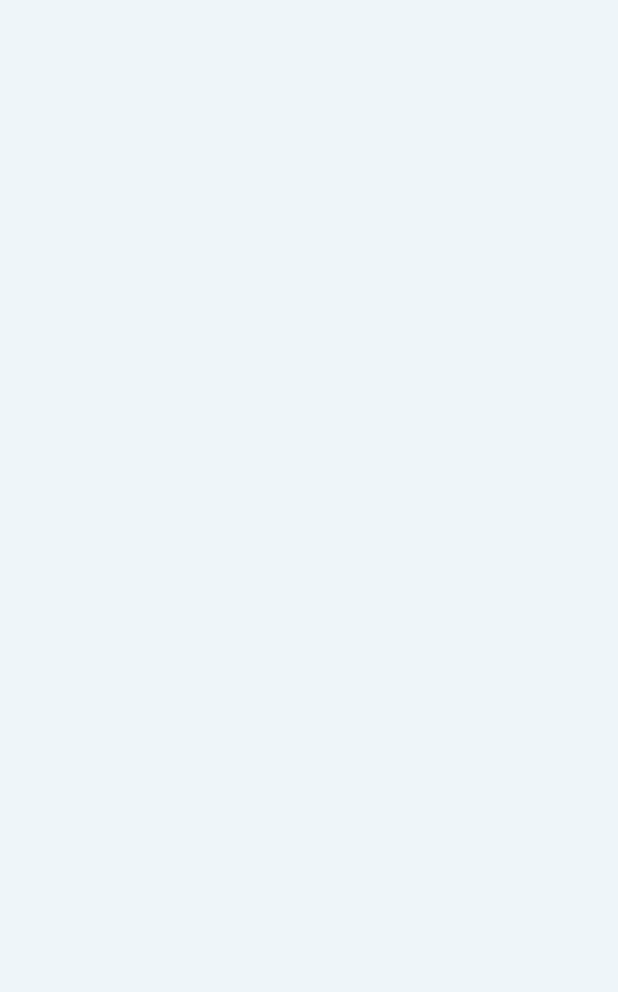
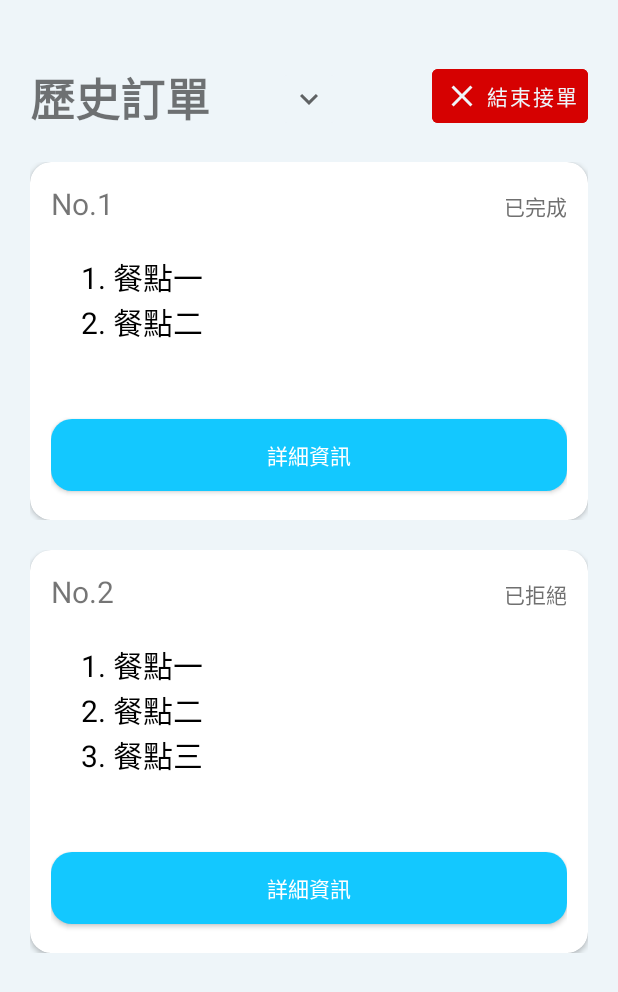
Before and after one commit to ADSFAaron/Zaber, an Android app: the HistoryOrderActivity screen opened directly, with no data from a screen before it, on a phone screen of 412 x 824 dp. Before the commit the part shown is empty. Shown: the top 992 px of the screen. Run offline under Robolectric (Android 15) with nearby library versions, the phone set to English and light mode, and no system bars.

Commit message:
[Feature] Add HistoryOrder Content

```diff
--- a/app/build.gradle
+++ b/app/build.gradle
@@ -29,11 +29,9 @@ android {
 
 dependencies {
     implementation platform('com.google.firebase:firebase-bom:29.0.3')
-    implementation 'com.google.firebase:firebase-database:19.6.0'
+    implementation 'com.google.firebase:firebase-database:20.0.3'
     implementation 'com.google.firebase:firebase-analytics'
-    implementation 'androidx.constraintlayout:constraintlayout:2.0.4'
-
-
+    implementation 'androidx.constraintlayout:constraintlayout:2.1.2'
     implementation 'androidx.appcompat:appcompat:1.4.0'
     implementation 'com.google.android.material:material:1.4.0'
     implementation 'androidx.constraintlayout:constraintlayout:2.1.2'
--- a/app/src/main/java/com/example/zaber/CustomerInformation.java
+++ b/app/src/main/java/com/example/zaber/CustomerInformation.java
@@ -6,15 +6,15 @@ public class CustomerInformation {
 
     private String customerEmail;
     private String customerPassword;
-    private ArrayList<String> merchandise=new ArrayList<String>(); //add items
+    private ArrayList<String> merchandise = new ArrayList<>(); //add items
     private String orderStatus; //false or store
     private String money;
     private String number;
 
     public CustomerInformation() {
-        orderStatus="false";
-        money="0";
-        number="0";
+        orderStatus = "false";
+        money = "0";
+        number = "0";
     }
 
     // created getter and setter methods
@@ -22,6 +22,7 @@ public class CustomerInformation {
     public String getCustomerEmail() {
         return customerEmail;
     }
+
     public void setCustomerEmail(String customerEmail) {
         this.customerEmail = customerEmail;
     }
@@ -29,11 +30,15 @@ public class CustomerInformation {
     public String getCustomerPassword() {
         return customerPassword;
     }
-    public void setCustomerPassword(String customerPassword) { this.customerPassword = customerPassword; }
+
+    public void setCustomerPassword(String customerPassword) {
+        this.customerPassword = customerPassword;
+    }
 
     public String getorderStatus() {
         return orderStatus;
     }
+
     public void setorderStatus(String val) {
         this.orderStatus = val;
     }
@@ -41,9 +46,11 @@ public class CustomerInformation {
     public void addSingleItem(String item) {
         this.merchandise.add(item);
     }
+
     public void setMerchandise(ArrayList<String> all) {
-        this.merchandise=all;
+        this.merchandise = all;
     }
+
     public ArrayList<String> getMerchandise() {
         return this.merchandise;
     }
@@ -51,15 +58,20 @@ public class CustomerInformation {
     public Integer getMoney() {
         return Integer.parseInt(money);
     }
+
     public void addMoney(Integer val) {
-        Integer total=Integer.parseInt(this.money) + val;
-        this.money=Integer.toString(total);
+        Integer total = Integer.parseInt(this.money) + val;
+        this.money = Integer.toString(total);
     }
-    public void setMoney(Integer val) { this.money = Integer.toString(val); }
+
+    public void setMoney(Integer val) {
+        this.money = Integer.toString(val);
+    }
 
     public Integer getNumber() {
         return Integer.parseInt(number);
     }
+
     public void setNumber(Integer val) {
         this.number = Integer.toString(val);
     }
--- a/app/src/main/java/com/example/zaber/HistoryOrderActivity.java
+++ b/app/src/main/java/com/example/zaber/HistoryOrderActivity.java
@@ -1,14 +1,51 @@
 package com.example.zaber;
 
 import androidx.appcompat.app.AppCompatActivity;
+import androidx.recyclerview.widget.LinearLayoutManager;
+import androidx.recyclerview.widget.RecyclerView;
 
 import android.os.Bundle;
+import android.view.View;
+import android.widget.Button;
+import android.widget.ImageButton;
+
+import java.util.ArrayList;
+import java.util.Calendar;
+import java.util.Date;
+import java.util.TimeZone;
 
 public class HistoryOrderActivity extends AppCompatActivity {
+
+    RecyclerView historyRecyclerView;
+    Button store_online_close;
+    ImageButton change_page;
 
     @Override
     protected void onCreate(Bundle savedInstanceState) {
         super.onCreate(savedInstanceState);
         setContentView(R.layout.activity_history_order);
+
+        // Get Layout ID
+        store_online_close = findViewById(R.id.store_online_close);
+        change_page = findViewById(R.id.change_page);
+        historyRecyclerView = findViewById(R.id.order_history_recyclerview);
+
+        store_online_close.setOnClickListener(view -> finish());
+
+        ArrayList<Order> orders = new ArrayList<>();
+        Calendar cal = Calendar.getInstance(TimeZone.getTimeZone("GMT+8:00"));
+        Date currentLocalTime = cal.getTime();
+        String[] tmp1 = {"餐點一", "餐點二"};
+        String[] tmp2 = {"無", "無"};
+        orders.add(new Order(1, "我是誰", tmp1, tmp2, 200,
+                currentLocalTime, OrderStatus.Finish));
+        orders.add(new Order(2, "測試人員", new String[]{"餐點一", "餐點二", "餐點三"}, new String[]{"", "", ""}, 300,
+                currentLocalTime, OrderStatus.Decline));
+
+        System.out.println(orders);
+
+        HistoryOrderAdapter historyOrderAdapter = new HistoryOrderAdapter(this, orders);
+        historyRecyclerView.setAdapter(historyOrderAdapter);
+        historyRecyclerView.setLayoutManager(new LinearLayoutManager(this));
     }
 }
--- /dev/null
+++ b/app/src/main/java/com/example/zaber/HistoryOrderAdapter.java
@@ -0,0 +1,105 @@
+package com.example.zaber;
+
+import android.content.Context;
+import android.view.LayoutInflater;
+import android.view.View;
+import android.view.ViewGroup;
+import android.widget.TextView;
+
+import androidx.annotation.NonNull;
+import androidx.appcompat.widget.AppCompatButton;
+import androidx.recyclerview.widget.RecyclerView;
+
+import java.util.ArrayList;
+
+public class HistoryOrderAdapter extends RecyclerView.Adapter<HistoryOrderAdapter.HistoryOrderViewHolder> {
+
+    ArrayList<Order> orderItems;
+    Context context;
+
+    public HistoryOrderAdapter(Context context, ArrayList<Order> orderItems) {
+        this.orderItems = orderItems;
+        this.context = context;
+    }
+
+    @NonNull
+    @Override
+    public HistoryOrderViewHolder onCreateViewHolder(@NonNull ViewGroup parent, int viewType) {
+        LayoutInflater inflater = LayoutInflater.from(context);
+        View view = inflater.inflate(R.layout.history_order_row, parent, false);
+        return new HistoryOrderAdapter.HistoryOrderViewHolder(view).linkAdapter(this);
+    }
+
+    @Override
+    public void onBindViewHolder(@NonNull HistoryOrderViewHolder holder, int position) {
+
+        Order order = orderItems.get(position);
+        StringBuilder orderText = new StringBuilder();
+        String showNo = "No." + order.no;
+        String[] orderItem = order.items;
+        for (int i = 0, orderItemLength = orderItem.length; i < orderItemLength; i++) {
+            String s = orderItem[i];
+            orderText.append(i + 1).append(". ").append(s).append("\n");
+        }
+
+        // Setting row item status
+        holder.order_no.setText(showNo);
+        holder.order_status.setText(currentStatus2String(order.status));
+        holder.order_item.setText(orderText.toString());
+    }
+
+    public String currentStatus2String(OrderStatus status) {
+        String result;
+        switch (status) {
+            case New:
+                result = "新訂單";
+                break;
+            case Finish:
+                result = "已完成";
+                break;
+            case Decline:
+                result = "已拒絕";
+                break;
+            case Preparing:
+                result = "製作中";
+                break;
+            default:
+                result = "無狀態";
+                break;
+        }
+
+        return result;
+    }
+
+    @Override
+    public int getItemCount() {
+        return orderItems.size();
+    }
+
+
+    public class HistoryOrderViewHolder extends RecyclerView.ViewHolder {
+
+        AppCompatButton order_detail;
+        TextView order_item, order_no, order_status;
+        private HistoryOrderAdapter adapter;
+
+        public HistoryOrderViewHolder(@NonNull View itemView) {
+            super(itemView);
+
+            // Get Row Elements ID
+            order_detail = itemView.findViewById(R.id.order_detail);
+            order_item = itemView.findViewById(R.id.order_item);
+            order_no = itemView.findViewById(R.id.order_no);
+            order_status = itemView.findViewById(R.id.order_status);
+
+            order_detail.setOnClickListener(view -> {
+
+            });
+        }
+
+        public HistoryOrderAdapter.HistoryOrderViewHolder linkAdapter(HistoryOrderAdapter adapter) {
+            this.adapter = adapter;
+            return this;
+        }
+    }
+}
--- a/app/src/main/java/com/example/zaber/LoginActivity.java
+++ b/app/src/main/java/com/example/zaber/LoginActivity.java
@@ -32,8 +32,8 @@ public class LoginActivity extends AppCompatActivity {
     TextView loginTab, registerTab;
     TextInputEditText email, password;
     Button login_btn;
-    Bundle bundle=new Bundle();
-    CustomerInformation CustomerInfo=new CustomerInformation();
+    Bundle bundle = new Bundle();
+    CustomerInformation CustomerInfo = new CustomerInformation();
 
     @Override
     protected void onCreate(Bundle savedInstanceState) {
@@ -60,9 +60,10 @@ public class LoginActivity extends AppCompatActivity {
                 System.out.println("Customer Account");
                 CustomerInfo.setCustomerEmail(email.getEditableText().toString());
                 CustomerInfo.setCustomerPassword(password.getEditableText().toString());
-                intent = new Intent(LoginActivity.this, CustomerActivity.class);
+//                intent = new Intent(LoginActivity.this, CustomerActivity.class);
+                intent = new Intent(LoginActivity.this, StoreHomeActivity.class);
                 logins();
-                intent.putExtra("bundle",bundle);
+                intent.putExtra("bundle", bundle);
                 startActivity(intent);
                 finish();
                 // Switch Account
@@ -85,30 +86,31 @@ public class LoginActivity extends AppCompatActivity {
 //                    System.out.println("Error Account : " + mail);
 //                }
 
-            }
-            else{
+            } else {
                 Toast.makeText(LoginActivity.this, "Can place Empty!!!", Toast.LENGTH_SHORT).show();
             }
 
         });
     }
-//    Log.i("customerEmail.........", dataSnapshot.child("customerEmail").getValue(String.class));
+
+    //    Log.i("customerEmail.........", dataSnapshot.child("customerEmail").getValue(String.class));
 //    if(CustomerInfo.getCustomerEmail().equals(dataSnapshot.child("customerEmail").getValue(String.class)))
 //        Toast.makeText(LoginActivity.this, "already exist", Toast.LENGTH_SHORT).show();
 //    else
 //        transitions();
-    private void addDatatoFirebase(){
-        String emailName=CustomerInfo.getCustomerEmail();
-        if(CustomerInfo.getCustomerEmail().indexOf(".")!=-1)
-            emailName=CustomerInfo.getCustomerEmail().substring(0,CustomerInfo.getCustomerEmail().indexOf("."));
+    private void addDatatoFirebase() {
+        String emailName = CustomerInfo.getCustomerEmail();
+        if (CustomerInfo.getCustomerEmail().indexOf(".") != -1)
+            emailName = CustomerInfo.getCustomerEmail().substring(0, CustomerInfo.getCustomerEmail().indexOf("."));
         System.out.println("Account verify : " + emailName);
         DatabaseReference root = FirebaseDatabase.getInstance().getReference();
-        DatabaseReference targetRef=root.child("users").child(emailName);
+        DatabaseReference targetRef = root.child("users").child(emailName);
         targetRef.addValueEventListener(new ValueEventListener() {
             @Override
             public void onDataChange(DataSnapshot dataSnapshot) {
                 logins();
             }
+
             @Override
             public void onCancelled(DatabaseError databaseError) {
                 Log.w("TAG", "onCancelled", databaseError.toException());
@@ -116,15 +118,15 @@ public class LoginActivity extends AppCompatActivity {
         });
     }
 
-    public void logins(){
+    public void logins() {
 //        DatabaseReference root = FirebaseDatabase.getInstance().getReference();
 //        root.child("users").child(CustomerInfo.getCustomerEmail()).setValue(CustomerInfo);
-        bundle.putString("email",CustomerInfo.getCustomerEmail());
-        bundle.putString("pwd",CustomerInfo.getCustomerPassword());
-        bundle.putString("orderstatus",CustomerInfo.getorderStatus());
-        bundle.putStringArrayList("merchandise",CustomerInfo.getMerchandise());
-        bundle.putString("money",CustomerInfo.getMoney().toString());
-        bundle.putStringArrayList("singleItemALL",new ArrayList<String>());
+        bundle.putString("email", CustomerInfo.getCustomerEmail());
+        bundle.putString("pwd", CustomerInfo.getCustomerPassword());
+        bundle.putString("orderstatus", CustomerInfo.getorderStatus());
+        bundle.putStringArrayList("merchandise", CustomerInfo.getMerchandise());
+        bundle.putString("money", CustomerInfo.getMoney().toString());
+        bundle.putStringArrayList("singleItemALL", new ArrayList<String>());
     }
 
 
--- /dev/null
+++ b/app/src/main/java/com/example/zaber/Order.java
@@ -0,0 +1,24 @@
+package com.example.zaber;
+
+import java.util.Date;
+
+public class Order {
+
+    int no;                 // 訂單編號
+    String user;            // 確認是哪個使用者訂的
+    String[] items;         // 餐點名稱
+    String[] additional;    // 餐點的附註
+    int total;              // 總共花費
+    Date placeOrderTime;    // 下訂餐點時間
+    OrderStatus status;     // 目前訂單狀態
+
+    public Order(int no, String user, String[] items, String[] additional, int total, Date placeOrderTime, OrderStatus status) {
+        this.no = no;
+        this.user = user;
+        this.items = items;
+        this.additional = additional;
+        this.total = total;
+        this.placeOrderTime = placeOrderTime;
+        this.status = status;
+    }
+}
--- /dev/null
+++ b/app/src/main/java/com/example/zaber/OrderStatus.java
@@ -0,0 +1,8 @@
+package com.example.zaber;
+
+public enum OrderStatus {
+    New,
+    Preparing,
+    Finish,
+    Decline
+}
--- a/app/src/main/java/com/example/zaber/StoreOpenActivity.java
+++ b/app/src/main/java/com/example/zaber/StoreOpenActivity.java
@@ -42,11 +42,6 @@ public class StoreOpenActivity extends AppCompatActivity {
         recyclerView.setLayoutManager(new LinearLayoutManager(this));
 
         // Set Button Click
-        store_online_close.setOnClickListener(new View.OnClickListener() {
-            @Override
-            public void onClick(View view) {
-                finish();
-            }
-        });
+        store_online_close.setOnClickListener(view -> finish());
     }
 }
--- a/app/src/main/res/drawable/custom_input.xml
+++ b/app/src/main/res/drawable/custom_input.xml
@@ -4,6 +4,7 @@
         <shape android:shape="rectangle">
             <solid android:color="@color/light_input_bg" />
             <corners android:radius="14sp" />
+            <stroke android:width="2sp" android:color="@color/dark_gray" />
         </shape>
     </item>
 
--- a/app/src/main/res/layout/activity_history_order.xml
+++ b/app/src/main/res/layout/activity_history_order.xml
@@ -6,6 +6,58 @@
     android:layout_height="match_parent"
     android:background="@color/light_blue"
     android:orientation="vertical"
+    android:paddingHorizontal="20sp"
+    android:paddingTop="30sp"
     tools:context=".HistoryOrderActivity">
 
+    <LinearLayout
+        android:layout_width="match_parent"
+        android:layout_height="wrap_content"
+        android:layout_marginVertical="10sp"
+        android:orientation="horizontal"
+        android:weightSum="6">
+
+        <TextView
+            android:id="@+id/store_history_title"
+            android:layout_width="0sp"
+            android:layout_height="wrap_content"
+            android:layout_gravity="bottom"
+            android:layout_weight="4"
+            android:text="@string/history_order"
+            android:textSize="30sp"
+            android:textStyle="bold" />
+
+        <ImageButton
+            android:id="@+id/change_page"
+            android:layout_width="0sp"
+            android:layout_height="wrap_content"
+            android:layout_gravity="bottom"
+            android:layout_weight="1"
+            android:backgroundTint="@color/light_blue"
+            android:contentDescription="@string/multiple_page_change"
+            android:src="@drawable/ic_baseline_keyboard_arrow_down_24" />
+
+        <TextView
+            android:layout_width="0sp"
+            android:layout_height="wrap_content"
+            android:layout_weight="1" />
+
+        <Button
+            android:id="@+id/store_online_close"
+            style="@style/Widget.MaterialComponents.Button.TextButton.Icon"
+            android:layout_width="wrap_content"
+            android:layout_height="wrap_content"
+            android:layout_gravity="end"
+            android:layout_marginStart="20sp"
+            android:backgroundTint="@color/error"
+            android:text="@string/store_close"
+            app:icon="@drawable/ic_baseline_clear_24" />
+    </LinearLayout>
+
+    <androidx.recyclerview.widget.RecyclerView
+        android:id="@+id/order_history_recyclerview"
+        android:layout_width="match_parent"
+        android:layout_height="match_parent"
+        android:visibility="visible" />
+
 </LinearLayout>
--- /dev/null
+++ b/app/src/main/res/layout/history_order_row.xml
@@ -0,0 +1,68 @@
+<?xml version="1.0" encoding="utf-8"?>
+<LinearLayout xmlns:android="http://schemas.android.com/apk/res/android"
+    xmlns:app="http://schemas.android.com/apk/res-auto"
+    android:layout_width="match_parent"
+    android:layout_height="wrap_content"
+    android:layout_marginVertical="10sp"
+    android:orientation="vertical">
+
+    <androidx.cardview.widget.CardView
+        android:layout_width="match_parent"
+        android:layout_height="wrap_content"
+        android:elevation="0sp"
+        app:cardCornerRadius="14sp">
+
+        <LinearLayout
+            android:layout_width="match_parent"
+            android:layout_height="wrap_content"
+            android:layout_margin="14sp"
+            android:orientation="vertical">
+
+            <LinearLayout
+                android:layout_width="match_parent"
+                android:layout_height="wrap_content"
+                android:orientation="horizontal"
+                android:weightSum="4">
+
+                <TextView
+                    android:id="@+id/order_no"
+                    android:layout_width="0sp"
+                    android:layout_height="wrap_content"
+                    android:layout_weight="4"
+                    android:text="No.0"
+                    android:textSize="20sp" />
+
+                <TextView
+                    android:id="@+id/order_status"
+                    android:layout_width="wrap_content"
+                    android:layout_height="wrap_content"
+                    android:text="@string/in_progress"
+                    android:textColor="@color/dark_gray" />
+
+
+            </LinearLayout>
+
+            <TextView
+                android:id="@+id/order_item"
+                android:layout_width="wrap_content"
+                android:layout_height="wrap_content"
+                android:layout_marginHorizontal="20sp"
+                android:layout_marginVertical="20sp"
+                android:textColor="@color/black"
+                android:textSize="20sp" />
+
+            <androidx.appcompat.widget.AppCompatButton
+                android:id="@+id/order_detail"
+                android:layout_width="match_parent"
+                android:layout_height="wrap_content"
+                android:layout_marginVertical="5sp"
+                android:background="@drawable/login_btn"
+                android:text="@string/order_detail"
+                android:textColor="@color/white" />
+
+        </LinearLayout>
+
+
+    </androidx.cardview.widget.CardView>
+
+</LinearLayout>
--- a/app/src/main/res/values/strings.xml
+++ b/app/src/main/res/values/strings.xml
@@ -22,4 +22,6 @@
     <string name="decline">拒絕</string>
     <string name="accept">接受</string>
     <string name="new_order">新訂單</string>
+    <string name="history_order">歷史訂單</string>
+    <string name="order_detail">詳細資訊</string>
 </resources>
```
